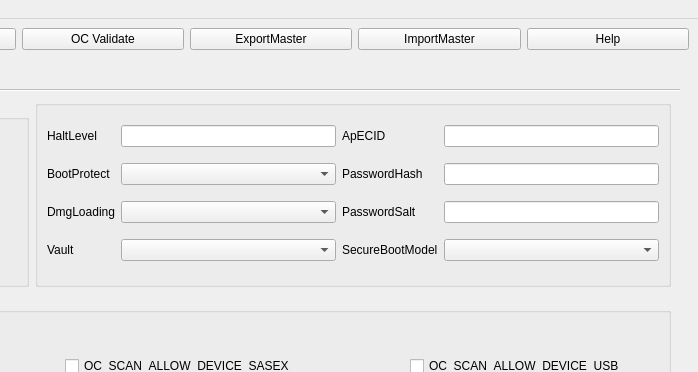
The window that mainwindow.ui (ic005k/OCAuxiliaryTools) describes before a commit, drawn with Qt 5; both pictures show x 661 to 1359 and y 0 to 372 of the 1359 by 721 pixel window.
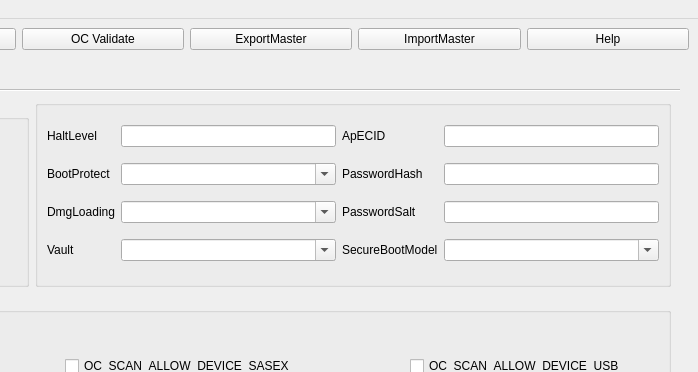
The same window after the commit. The open tabs and pages were chosen to show the change. Icons and pictures are not drawn.

```diff
--- a/mainwindow.ui
+++ b/mainwindow.ui
@@ -3110,7 +3110,11 @@
                 </widget>
                </item>
                <item row="1" column="1">
-                <widget class="QComboBox" name="cboxBootProtect"/>
+                <widget class="QComboBox" name="cboxBootProtect">
+                 <property name="editable">
+                  <bool>true</bool>
+                 </property>
+                </widget>
                </item>
                <item row="1" column="2">
                 <widget class="QLabel" name="label_93">
@@ -3150,7 +3154,11 @@
                 </widget>
                </item>
                <item row="2" column="1">
-                <widget class="QComboBox" name="cboxDmgLoading"/>
+                <widget class="QComboBox" name="cboxDmgLoading">
+                 <property name="editable">
+                  <bool>true</bool>
+                 </property>
+                </widget>
                </item>
                <item row="2" column="2">
                 <widget class="QLabel" name="label_94">
@@ -3187,7 +3195,11 @@
                 </widget>
                </item>
                <item row="3" column="1">
-                <widget class="QComboBox" name="cboxVault"/>
+                <widget class="QComboBox" name="cboxVault">
+                 <property name="editable">
+                  <bool>true</bool>
+                 </property>
+                </widget>
                </item>
                <item row="3" column="2">
                 <widget class="QLabel" name="label_45">
@@ -3221,7 +3233,11 @@
                 </widget>
                </item>
                <item row="3" column="3">
-                <widget class="QComboBox" name="cboxSecureBootModel"/>
+                <widget class="QComboBox" name="cboxSecureBootModel">
+                 <property name="editable">
+                  <bool>true</bool>
+                 </property>
+                </widget>
                </item>
               </layout>
              </widget>
```
Left out of the diff: 68 changed lines with no effect on the pictures.
